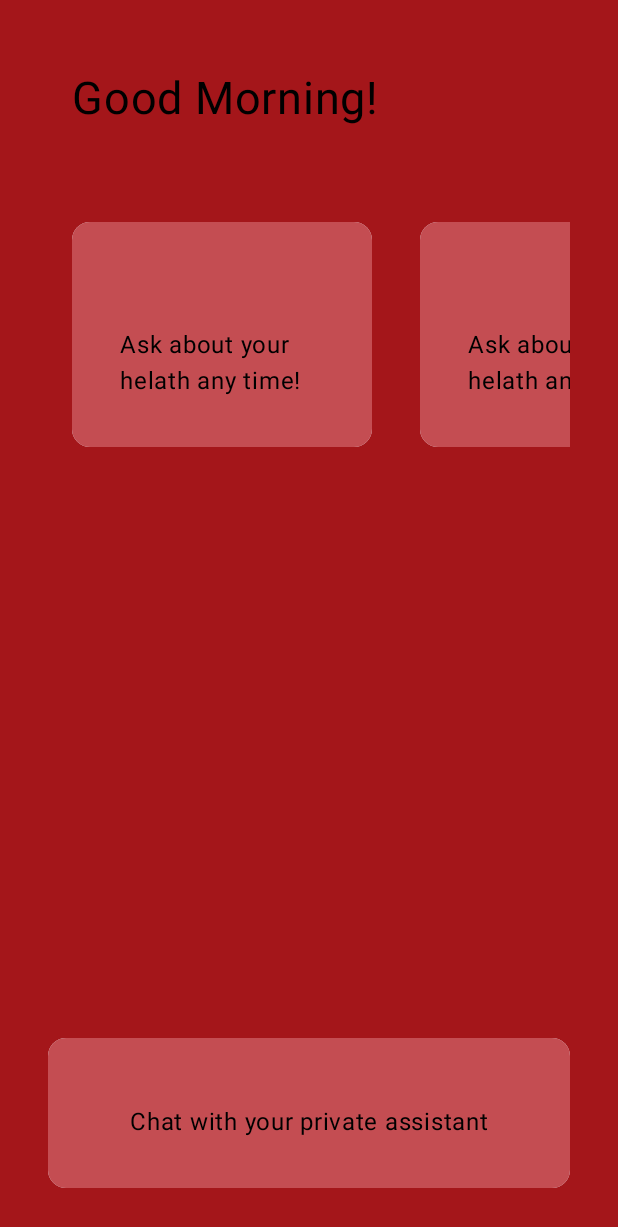
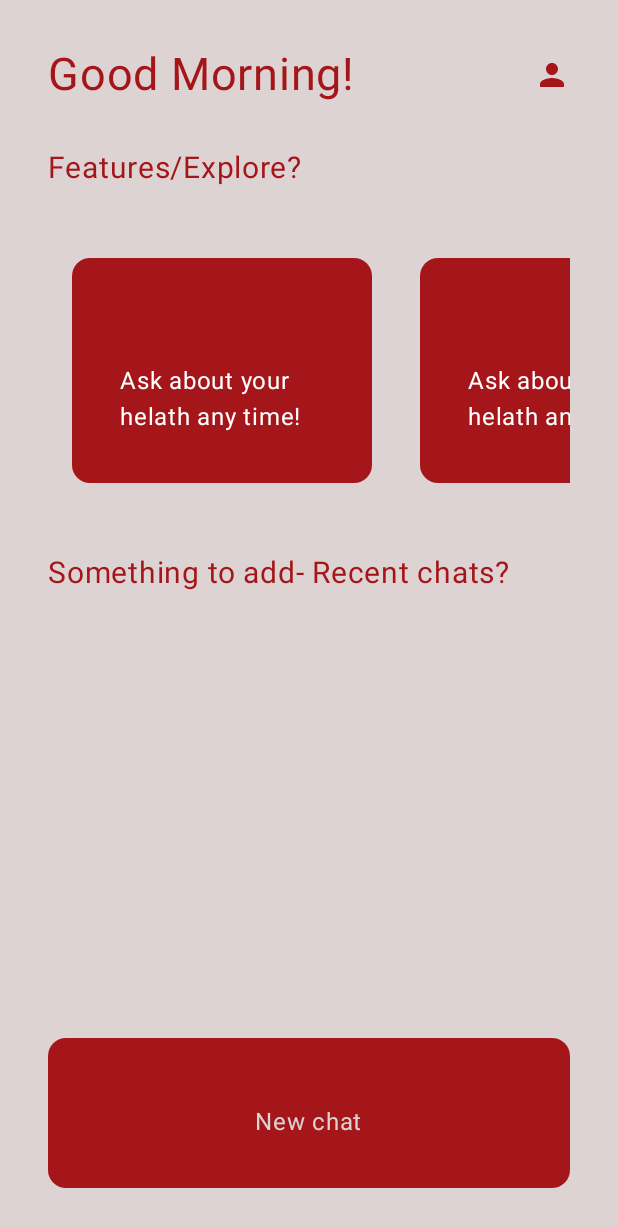
Before and after one commit to Aleksandra-sz/Cardio-App-v1, an Android app built with Jetpack Compose: the screen it shows after launch (MainActivity), on a phone screen of 412 x 824 dp. Shown: the top 1227 px of the screen. Run offline under Robolectric (Android 15) with nearby library versions, the phone set to English and light mode, and no system bars.

Commit message:
Added profile screen

```diff
--- a/app/src/main/java/com/example/cardioapp/ChatScreen.kt
+++ b/app/src/main/java/com/example/cardioapp/ChatScreen.kt
@@ -135,7 +135,7 @@ fun AppHeader(navController: NavHostController) {
             modifier = Modifier
                 .align(Alignment.BottomEnd)
                 .padding(16.dp)
-                .clickable { navController.navigate("settings_chat") } //tu do zmiany "home"
+                .clickable { navController.navigate("settings_chat") }
         ) {
             Icon(imageVector = Icons.Default.Settings, contentDescription = "Settings", tint = Color.White)
         }
--- a/app/src/main/java/com/example/cardioapp/HomeScreen.kt
+++ b/app/src/main/java/com/example/cardioapp/HomeScreen.kt
@@ -3,6 +3,7 @@ import androidx.compose.foundation.background
 import androidx.compose.foundation.clickable
 import androidx.compose.foundation.layout.Box
 import androidx.compose.foundation.layout.Column
+import androidx.compose.foundation.layout.Row
 import androidx.compose.foundation.layout.Spacer
 import androidx.compose.foundation.layout.fillMaxSize
 import androidx.compose.foundation.layout.fillMaxWidth
@@ -10,7 +11,11 @@ import androidx.compose.foundation.layout.height
 import androidx.compose.foundation.layout.padding
 import androidx.compose.foundation.layout.width
 import androidx.compose.foundation.lazy.LazyRow
+import androidx.compose.material.icons.Icons
+import androidx.compose.material.icons.filled.Person
+import androidx.compose.material.icons.filled.Settings
 import androidx.compose.material3.Card
+import androidx.compose.material3.Icon
 import androidx.compose.material3.Text
 import androidx.compose.runtime.Composable
 import androidx.compose.ui.Alignment
@@ -32,23 +37,37 @@ fun  HomeScreen (
 ) {
     Column(
         modifier = Modifier
-            .background(color = CardioColors().HeaderChat)
+            .background(color = CardioColors().BackgroundChat)
         .padding(16.dp)
         .fillMaxSize()) {
 
-        Box(                    //Good Morning
-            modifier = Modifier
-                .padding(16.dp),
-            contentAlignment = Alignment.BottomCenter
+        Box(modifier = Modifier
+            .fillMaxWidth()
         ) {
             Text(
+                //Good Morning
                 "Good Morning!",
-                color = Color.Black,
+                color = CardioColors().HeaderChat,
                 fontSize = 30.sp,
                 modifier = Modifier
                     .padding(16.dp),
             )
+            Box(  //Profile Icon
+                modifier = Modifier
+                    .align(Alignment.CenterEnd)
+                    .padding(16.dp)
+                    .clickable { navController.navigate("profile") }
+            ) {
+                Icon(imageVector = Icons.Default.Person, contentDescription = "Person", tint = CardioColors().HeaderChat)
+            }
         }
+
+        Text("Features/Explore?",   //Features
+            color = CardioColors().HeaderChat,
+            fontSize = 20.sp,
+            modifier = Modifier
+                .padding(16.dp)
+        )
 
         LazyRow (               //App pros
             modifier = Modifier
@@ -66,13 +85,13 @@ fun  HomeScreen (
                     Box(
                         modifier = Modifier
                             .fillMaxSize()
-                            .background(CardioColors().UserWindow)
+                            .background(CardioColors().HeaderChat)
                             .padding(16.dp),
                         contentAlignment = Alignment.BottomCenter
                     ) {
                         Text(
                             "Ask about your helath any time!",
-                            color = Color.Black,
+                            color = Color.White,
                             modifier = Modifier
                                 .padding(16.dp)
                         )
@@ -81,6 +100,13 @@ fun  HomeScreen (
             }
 
         }
+
+        Text("Something to add- Recent chats?",   //sth
+            color = CardioColors().HeaderChat,
+            fontSize = 20.sp,
+            modifier = Modifier
+                .padding(16.dp)
+        )
 
         Spacer(modifier = Modifier.weight(1f))
 
@@ -94,12 +120,12 @@ fun  HomeScreen (
             Box (
                 modifier = Modifier
                     .fillMaxSize()
-                    .background(CardioColors().UserWindow)
+                    .background(CardioColors().HeaderChat)
                     .padding(16.dp),
                 contentAlignment = Alignment.BottomCenter
             ) {
-                Text("Chat with your private assistant",
-                    color = Color.Black,
+                Text("New chat",
+                    color = CardioColors().BackgroundChat,
                     modifier = Modifier
                     .padding(16.dp)
                 )
--- a/app/src/main/java/com/example/cardioapp/MainActivity.kt
+++ b/app/src/main/java/com/example/cardioapp/MainActivity.kt
@@ -14,6 +14,7 @@ import androidx.compose.runtime.internal.composableLambda
 import androidx.compose.ui.Modifier
 import androidx.compose.ui.tooling.preview.Preview
 import androidx.lifecycle.ViewModelProvider
+import androidx.navigation.NavController
 import androidx.navigation.NavHostController
 import androidx.navigation.compose.NavHost
 import androidx.navigation.compose.composable
@@ -66,5 +67,9 @@ fun CardioAppNavGraph(
         composable("settings_chat") {
             SettingChatScreen(navController = navController)
         }
+
+        composable("profile"){
+            Profile(navController = navController)
+        }
     }
 }
--- a/app/src/main/java/com/example/cardioapp/ui/theme/Color.kt
+++ b/app/src/main/java/com/example/cardioapp/ui/theme/Color.kt
@@ -21,4 +21,8 @@ class CardioColors(){
 
 
 
+
+
+
+
 }
```
Also changed, not shown: app/src/main/java/com/example/cardioapp/Profile.kt (added, +68 -0 lines).
